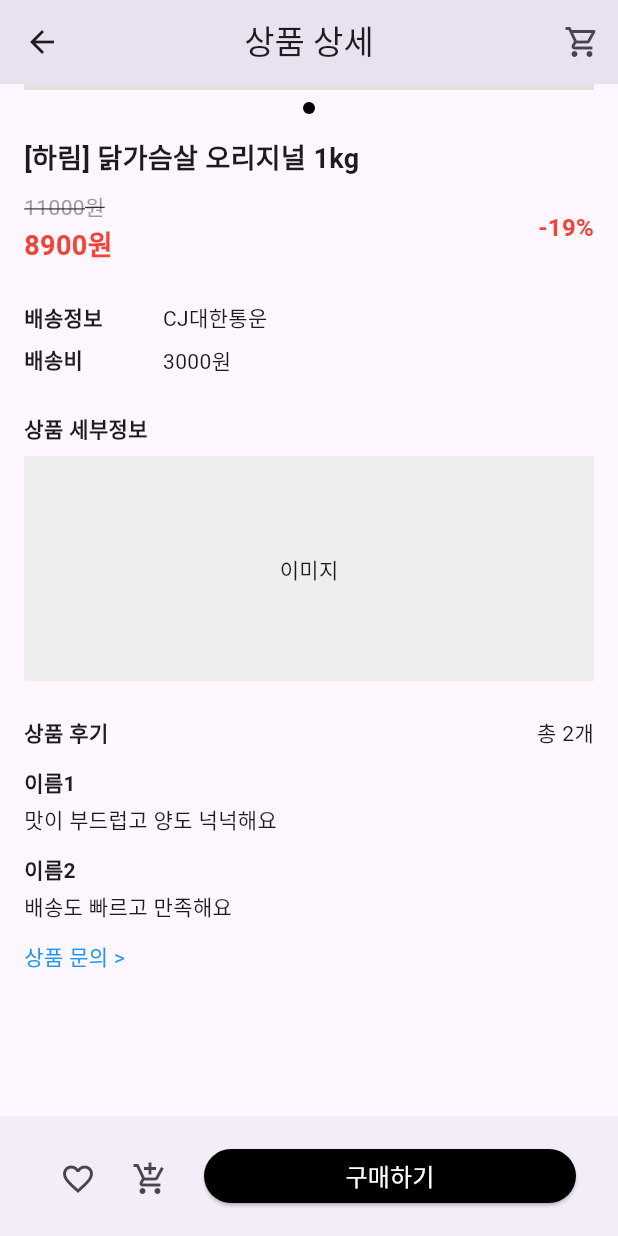
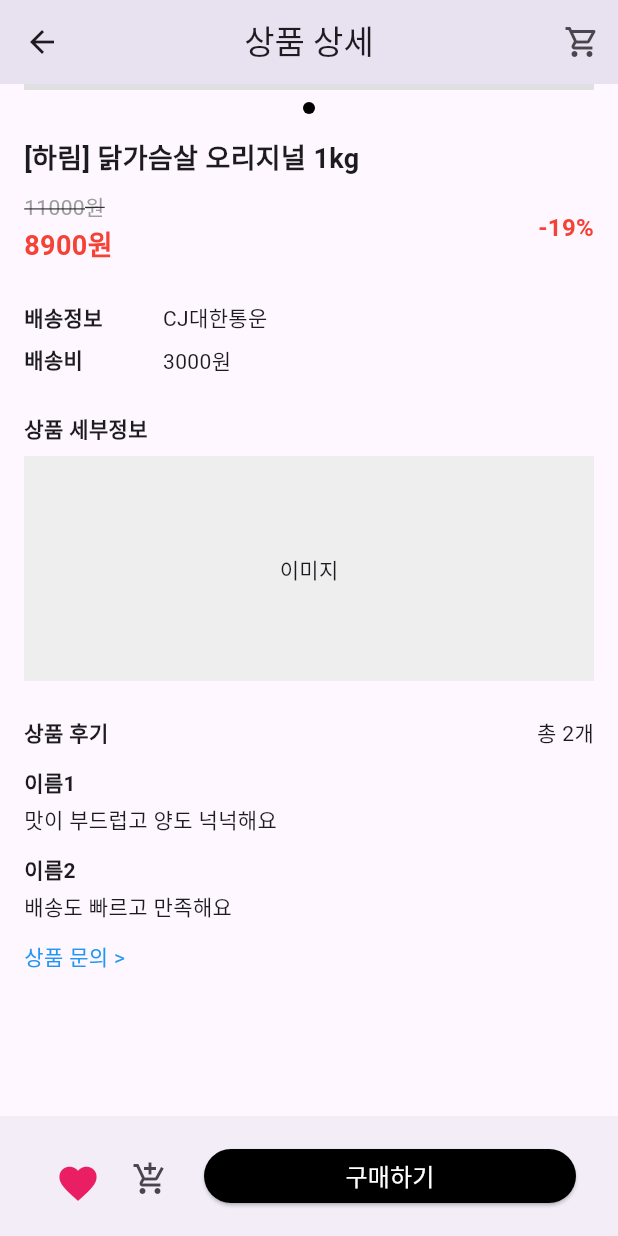
Before and after one commit to YesunPark/thunder_shop, a Flutter app: the ProductDetailPage screen opened directly with sample values from the repository, scrolled down 262 dp, after a tap on the "favorite outline" icon, on a phone screen of 412 x 824 dp. Run offline on Flutter 3.47's test engine with Material 3 defaults, Android fonts, the phone set to English and light mode, and no system bars; our stand-ins replace image_picker; network calls fail.

Commit message:
Feat: 상품상세-목록 찜 연동

```diff
--- /dev/null
+++ b/lib/model/favorite_button.dart
@@ -0,0 +1,30 @@
+import 'package:flutter/material.dart';
+
+class FavoriteButton extends StatelessWidget {
+  final bool isFavorite;
+  final VoidCallback onToggle;
+  final double size; // 하트 크기
+  final Color activeColor; // 찜한 상태일 때 색
+  final Color inactiveColor; // 찜하지 않은 상태일 때 색
+
+  const FavoriteButton({
+    super.key,
+    required this.isFavorite,
+    required this.onToggle,
+    required this.size,
+    required this.activeColor,
+    required this.inactiveColor,
+  });
+
+  @override
+  Widget build(BuildContext context) {
+    return IconButton(
+      onPressed: onToggle,
+      icon: Icon(
+        isFavorite ? Icons.favorite : Icons.favorite_border,
+        color: isFavorite ? activeColor : inactiveColor,
+        size: size,
+      ),
+    );
+  }
+}
--- a/lib/model/product.dart
+++ b/lib/model/product.dart
@@ -12,7 +12,8 @@ class Product {
   final String? videoUrl; // 동영상 URL (선택)
   final String shippingInfo; // 배송 정보
   final int shippingFee; // 배송비
-  final bool isLiked; // 좋아요 여부
+
+  bool isLiked; // 좋아요 여부
 
   Product({
     required this.id,
--- a/lib/product_detail/product_detail_page.dart
+++ b/lib/product_detail/product_detail_page.dart
@@ -3,6 +3,7 @@ import '../model/product.dart';
 import 'widgets/product_image_slider.dart';
 import 'widgets/product_price_info.dart';
 import 'widgets/purchase_bottom_sheet.dart';
+import 'package:thunder_shop/model/favorite_button.dart';
 
 class ProductDetailPage extends StatefulWidget {
   final Product product;
@@ -20,6 +21,12 @@ class _ProductDetailPageState extends State<ProductDetailPage> {
     return widget.product.imageUrls.isNotEmpty
         ? widget.product.imageUrls
         : ['https://picsum.photos/seed/${widget.product.id}/300/250'];
+  }
+
+  void toggleFavorite() {
+    setState(() {
+      widget.product.isLiked = !widget.product.isLiked; // ✅ 찜 상태 토글
+    });
   }
 
   void showPurchaseSheet(BuildContext context) {
@@ -143,9 +150,12 @@ class _ProductDetailPageState extends State<ProductDetailPage> {
           padding: const EdgeInsets.symmetric(horizontal: 12, vertical: 10),
           child: Row(
             children: [
-              IconButton(
-                icon: const Icon(Icons.favorite_border),
-                onPressed: () {},
+              FavoriteButton(
+                isFavorite: widget.product.isLiked,
+                onToggle: toggleFavorite,
+                size: 30,
+                activeColor: Colors.pink,
+                inactiveColor: Colors.black,
               ),
               IconButton(
                 icon: const Icon(Icons.add_shopping_cart_outlined),
```
Also changed, not shown: lib/product_list/widgets/product_item.dart (+17 -18 lines), 1 other file.
